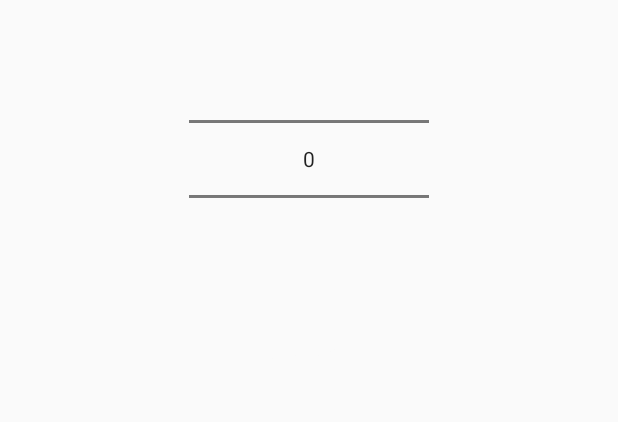
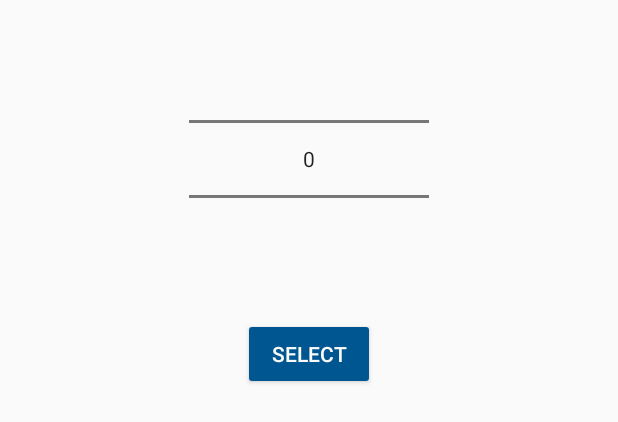
Before and after one commit to honey-hoper/Medlog, an Android app: the layout playlist_picker_dialog.xml on its own in the app's theme, with its tools: preview values and no code run, on a phone screen of 412 x 824 dp. Shown: the top 422 px of the screen. Run offline under Robolectric (Android 15) with nearby library versions, the phone set to English and light mode, and no system bars.

Commit message:
Some more UI changes

```diff
--- a/app/src/main/java/com/webhopers/medlog/medRepMain/MedRepMainPresenter.kt
+++ b/app/src/main/java/com/webhopers/medlog/medRepMain/MedRepMainPresenter.kt
@@ -7,6 +7,7 @@ import android.content.res.Resources
 import android.net.Uri
 import android.os.Environment
 import android.support.v7.app.AppCompatActivity
+import android.view.Window
 import com.facebook.drawee.backends.pipeline.Fresco
 import com.google.firebase.database.FirebaseDatabase
 import com.stfalcon.frescoimageviewer.ImageViewer
@@ -81,7 +82,7 @@ class MedRepMainPresenter(val view: MedRepMainView,
         }
 
         val dialog = Dialog(activity)
-        dialog.setTitle("Pick Playlist")
+        dialog.requestWindowFeature(Window.FEATURE_NO_TITLE)
         dialog.setContentView(R.layout.playlist_picker_dialog)
 
         val picker = dialog.playlist_picker
--- a/app/src/main/res/layout/playlist_name_dialog.xml
+++ b/app/src/main/res/layout/playlist_name_dialog.xml
@@ -24,8 +24,9 @@
 
     <Button
         android:id="@+id/playlist_name_dialog_create_btn"
-        android:layout_width="match_parent"
+        android:layout_width="wrap_content"
         android:layout_height="wrap_content"
+        android:layout_gravity="center_horizontal"
         android:theme="@style/ColoredButton"
         android:text="@string/create" />
 
--- a/app/src/main/res/layout/playlist_picker_dialog.xml
+++ b/app/src/main/res/layout/playlist_picker_dialog.xml
@@ -2,16 +2,15 @@
 <LinearLayout xmlns:android="http://schemas.android.com/apk/res/android"
     android:layout_width="match_parent"
     android:layout_height="match_parent"
+    android:background="@color/colorAccent"
     android:orientation="vertical">
 
     <NumberPicker
         android:id="@+id/playlist_picker"
         android:layout_width="160dp"
         android:layout_height="wrap_content"
-        android:layout_marginTop="16dp"
-        android:layout_marginBottom="16dp"
-        android:layout_gravity="center"
-        android:divider="@null"/>
+        android:layout_margin="16dp"
+        android:layout_gravity="center" />
 
     <Button
         android:id="@+id/select_playlist"
@@ -19,6 +18,6 @@
         android:layout_height="wrap_content"
         android:layout_gravity="center_horizontal"
         android:text="@string/select"
-        style="@style/Widget.AppCompat.Button.Borderless.Colored"/>
+        android:theme="@style/ColoredButton"/>
 
 </LinearLayout>
```
